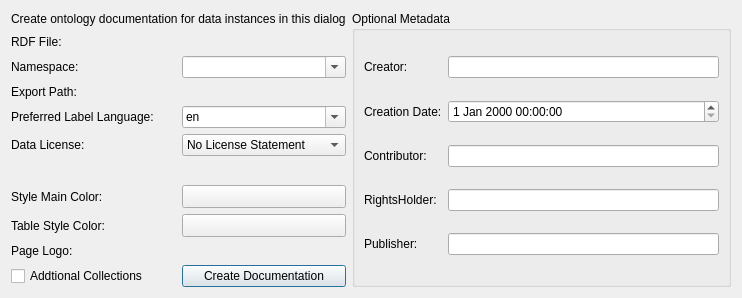
Above: dialogs/ui/ontdocdialog.ui from sparqlunicorn/sparqlunicornGoesGIS before the change. Below: the same form after it.
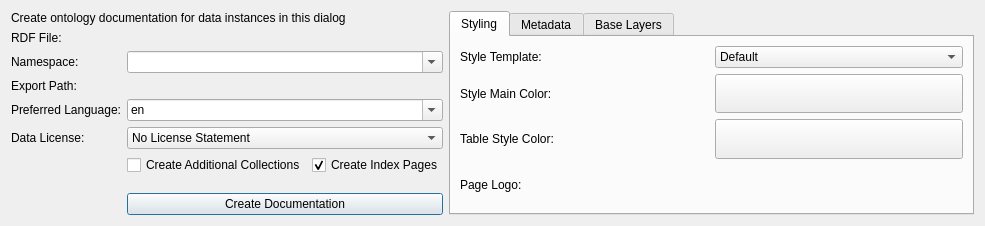
That is the form after the change. Icons and pictures are not drawn. Custom widgets are drawn as their Qt base class.

Commit message: icon updates and choosable layer in html export

```diff
--- a/dialogs/ui/ontdocdialog.ui
+++ b/dialogs/ui/ontdocdialog.ui
@@ -6,8 +6,8 @@
    <rect>
     <x>0</x>
     <y>0</y>
-    <width>742</width>
-    <height>298</height>
+    <width>985</width>
+    <height>216</height>
    </rect>
   </property>
   <property name="windowTitle">
@@ -18,52 +18,17 @@
     <normaloff>:/icons/resources/icons/ontdoc.png</normaloff>:/icons/resources/icons/ontdoc.png</iconset>
   </property>
   <layout class="QGridLayout" name="gridLayout">
-   <item row="1" column="1">
-    <widget class="QgsFileWidget" name="inputRDFFileWidget"/>
-   </item>
-   <item row="10" column="1">
-    <widget class="QPushButton" name="createDocumentationButton">
-     <property name="text">
-      <string>Create Documentation</string>
-     </property>
-    </widget>
-   </item>
-   <item row="3" column="0">
-    <widget class="QLabel" name="label_3">
-     <property name="toolTip">
-      <string>Choose a folder to export the HTML documentation to</string>
-     </property>
-     <property name="text">
-      <string>Export Path:</string>
-     </property>
-    </widget>
-   </item>
-   <item row="7" column="0">
-    <widget class="QLabel" name="label_11">
-     <property name="text">
-      <string>Style Main Color:</string>
-     </property>
-    </widget>
-   </item>
-   <item row="4" column="1">
-    <widget class="QComboBox" name="preferredLabelLangCBox">
-     <property name="toolTip">
-      <string>Choose the preferred label language to highlight in the HTML export</string>
-     </property>
+   <item row="3" column="1">
+    <widget class="QComboBox" name="namespaceCBox">
      <property name="editable">
       <bool>true</bool>
      </property>
      <property name="insertPolicy">
       <enum>QComboBox::NoInsert</enum>
      </property>
-     <item>
-      <property name="text">
-       <string>en</string>
-      </property>
-     </item>
     </widget>
    </item>
-   <item row="1" column="0">
+   <item row="2" column="0">
     <widget class="QLabel" name="label">
      <property name="toolTip">
       <string>Choose an RDF file to analyze</string>
@@ -77,6 +42,31 @@
     </widget>
    </item>
    <item row="5" column="1">
+    <widget class="QComboBox" name="preferredLabelLangCBox">
+     <property name="toolTip">
+      <string>Choose the preferred label language to highlight in the HTML export</string>
+     </property>
+     <property name="editable">
+      <bool>true</bool>
+     </property>
+     <property name="insertPolicy">
+      <enum>QComboBox::NoInsert</enum>
+     </property>
+     <item>
+      <property name="text">
+       <string>en</string>
+      </property>
+     </item>
+    </widget>
+   </item>
+   <item row="1" column="0" colspan="2">
+    <widget class="QLabel" name="label_4">
+     <property name="text">
+      <string>Create ontology documentation for data instances in this dialog</string>
+     </property>
+    </widget>
+   </item>
+   <item row="6" column="1">
     <widget class="QComboBox" name="licenseCBox">
      <item>
       <property name="text">
@@ -125,14 +115,17 @@
      </item>
     </widget>
    </item>
-   <item row="3" column="1">
-    <widget class="QgsFileWidget" name="outFolderWidget">
-     <property name="storageMode">
-      <enum>QgsFileWidget::GetDirectory</enum>
+   <item row="6" column="0">
+    <widget class="QLabel" name="label_10">
+     <property name="toolTip">
+      <string>Choose a data license statement for your data</string>
+     </property>
+     <property name="text">
+      <string>Data License:</string>
      </property>
     </widget>
    </item>
-   <item row="2" column="0">
+   <item row="3" column="0">
     <widget class="QLabel" name="label_2">
      <property name="toolTip">
       <string>Choose the data namespace to export to HTML</string>
@@ -142,31 +135,52 @@
      </property>
     </widget>
    </item>
-   <item row="8" column="1">
-    <widget class="QgsColorButton" name="titleColorSelector">
-     <property name="sizePolicy">
-      <sizepolicy hsizetype="Preferred" vsizetype="Preferred">
-       <horstretch>0</horstretch>
-       <verstretch>0</verstretch>
-      </sizepolicy>
+   <item row="4" column="1">
+    <widget class="QgsFileWidget" name="outFolderWidget">
+     <property name="storageMode">
+      <enum>QgsFileWidget::GetDirectory</enum>
      </property>
-     <property name="color">
-      <color>
-       <red>192</red>
-       <green>226</green>
-       <blue>192</blue>
-      </color>
+    </widget>
+   </item>
+   <item row="5" column="0">
+    <widget class="QLabel" name="preferredLabelLangLabel">
+     <property name="text">
+      <string>Preferred Language:</string>
      </property>
     </widget>
    </item>
-   <item row="4" column="0">
-    <widget class="QLabel" name="label_5">
+   <item row="10" column="1">
+    <widget class="QPushButton" name="createDocumentationButton">
      <property name="text">
-      <string>Preferred Label Language:</string>
+      <string>Create Documentation</string>
      </property>
     </widget>
    </item>
-   <item row="7" column="1">
+   <item row="1" column="2" rowspan="10">
+    <widget class="QTabWidget" name="tabWidget">
+     <property name="currentIndex">
+      <number>0</number>
+     </property>
+     <widget class="QWidget" name="stylingTab">
+      <attribute name="title">
+       <string>Styling</string>
+      </attribute>
+      <layout class="QGridLayout" name="gridLayout_3">
+       <item row="2" column="0">
+        <widget class="QLabel" name="tableStyleColorLabel">
+         <property name="text">
+          <string>Table Style Color:</string>
+         </property>
+        </widget>
+       </item>
+       <item row="1" column="0">
+        <widget class="QLabel" name="styleMainColorLabel">
+         <property name="text">
+          <string>Style Main Color:</string>
+         </property>
+        </widget>
+       </item>
+       <item row="1" column="1">
     <widget class="QgsColorButton" name="mainColorSelector">
      <property name="sizePolicy">
       <sizepolicy hsizetype="Preferred" vsizetype="Preferred">
@@ -183,115 +197,167 @@
      </property>
     </widget>
    </item>
-   <item row="0" column="0" colspan="2">
-    <widget class="QLabel" name="label_4">
+       <item row="3" column="0">
+        <widget class="QLabel" name="pageLogoLabel">
      <property name="text">
-      <string>Create ontology documentation for data instances in this dialog</string>
+          <string>Page Logo:</string>
      </property>
     </widget>
    </item>
-   <item row="0" column="2" rowspan="11">
-    <widget class="QGroupBox" name="groupBox">
-     <property name="title">
-      <string>Optional Metadata</string>
-     </property>
-     <layout class="QGridLayout" name="gridLayout_2">
       <item row="2" column="1">
-       <widget class="QLineEdit" name="contributorEdit"/>
+        <widget class="QgsColorButton" name="titleColorSelector">
+         <property name="sizePolicy">
+          <sizepolicy hsizetype="Preferred" vsizetype="Preferred">
+           <horstretch>0</horstretch>
+           <verstretch>0</verstretch>
+          </sizepolicy>
+         </property>
+         <property name="color">
+          <color>
+           <red>192</red>
+           <green>226</green>
+           <blue>192</blue>
+          </color>
+         </property>
+        </widget>
+       </item>
+       <item row="3" column="1">
+        <widget class="QgsFileWidget" name="logoFileWidget"/>
       </item>
       <item row="0" column="0">
+        <widget class="QLabel" name="styleTemplateLabel">
+         <property name="text">
+          <string>Style Template:</string>
+         </property>
+        </widget>
+       </item>
+       <item row="0" column="1">
+        <widget class="QComboBox" name="styleTemplateCBox">
+         <item>
+          <property name="text">
+           <string>Default</string>
+          </property>
+         </item>
+        </widget>
+       </item>
+      </layout>
+     </widget>
+     <widget class="QWidget" name="metadataTab">
+      <attribute name="title">
+       <string>Metadata</string>
+      </attribute>
+      <layout class="QGridLayout" name="gridLayout_5">
+       <item row="2" column="1">
+        <widget class="QgsDateTimeEdit" name="mDateTimeEdit"/>
+       </item>
+       <item row="3" column="1">
+        <widget class="QLineEdit" name="contributorEdit"/>
+       </item>
+       <item row="1" column="1">
+        <widget class="QLineEdit" name="creatorLineEdit"/>
+       </item>
+       <item row="2" column="0">
+        <widget class="QLabel" name="creationDateLabel">
+         <property name="text">
+          <string>Creation Date:</string>
+         </property>
+        </widget>
+       </item>
+       <item row="4" column="1">
+        <widget class="QLineEdit" name="rightsHolderEdit"/>
+       </item>
+       <item row="5" column="0">
+        <widget class="QLabel" name="publisherLabel">
+         <property name="text">
+          <string>Publisher:</string>
+         </property>
+        </widget>
+       </item>
+       <item row="1" column="0">
        <widget class="QLabel" name="creatorLabel">
         <property name="text">
          <string>Creator:</string>
         </property>
        </widget>
       </item>
-      <item row="3" column="1">
-       <widget class="QLineEdit" name="rightsHolderEdit"/>
-      </item>
-      <item row="3" column="0">
-       <widget class="QLabel" name="label_7">
+       <item row="4" column="0">
+        <widget class="QLabel" name="rightsHolderLabel">
         <property name="text">
          <string>RightsHolder:</string>
         </property>
        </widget>
       </item>
-      <item row="1" column="0">
-       <widget class="QLabel" name="label_6">
-        <property name="text">
-         <string>Creation Date:</string>
-        </property>
-       </widget>
-      </item>
-      <item row="0" column="1">
-       <widget class="QLineEdit" name="creatorLineEdit"/>
-      </item>
-      <item row="1" column="1">
-       <widget class="QgsDateTimeEdit" name="mDateTimeEdit"/>
-      </item>
-      <item row="2" column="0">
-       <widget class="QLabel" name="label_8">
+       <item row="3" column="0">
+        <widget class="QLabel" name="contributorLabel">
         <property name="text">
          <string>Contributor:</string>
         </property>
        </widget>
       </item>
-      <item row="4" column="0">
-       <widget class="QLabel" name="label_9">
-        <property name="text">
-         <string>Publisher:</string>
-        </property>
-       </widget>
-      </item>
-      <item row="4" column="1">
+       <item row="5" column="1">
        <widget class="QLineEdit" name="lineEdit"/>
       </item>
      </layout>
     </widget>
-   </item>
-   <item row="5" column="0">
-    <widget class="QLabel" name="label_10">
+     <widget class="QWidget" name="baseLayerTab">
+      <attribute name="title">
+       <string>Base Layers</string>
+      </attribute>
+      <layout class="QGridLayout" name="gridLayout_4">
+       <item row="1" column="1">
+        <widget class="QPushButton" name="addbaseLayerButton">
+         <property name="text">
+          <string>Add BaseLayer</string>
+         </property>
+        </widget>
+       </item>
+       <item row="0" column="0" colspan="2">
+        <widget class="QListView" name="baseLayerListView">
+         <property name="dragDropMode">
+          <enum>QAbstractItemView::InternalMove</enum>
+         </property>
+         <property name="wordWrap">
+          <bool>true</bool>
+         </property>
+        </widget>
+       </item>
+      </layout>
+     </widget>
+    </widget>
+   </item>
+   <item row="4" column="0">
+    <widget class="QLabel" name="label_3">
      <property name="toolTip">
       <string>Choose a data license statement for your data</string>
      </property>
      <property name="text">
-      <string>Data License:</string>
+      <string>Export Path:</string>
      </property>
     </widget>
    </item>
    <item row="2" column="1">
-    <widget class="QComboBox" name="namespaceCBox">
-     <property name="editable">
-      <bool>true</bool>
-     </property>
-     <property name="insertPolicy">
-      <enum>QComboBox::NoInsert</enum>
-     </property>
-    </widget>
+    <widget class="QgsFileWidget" name="inputRDFFileWidget"/>
    </item>
-   <item row="8" column="0">
-    <widget class="QLabel" name="label_12">
-     <property name="text">
-      <string>Table Style Color:</string>
-     </property>
-    </widget>
-   </item>
-   <item row="9" column="1">
-    <widget class="QgsFileWidget" name="logoFileWidget"/>
-   </item>
-   <item row="9" column="0">
-    <widget class="QLabel" name="label_13">
-     <property name="text">
-      <string>Page Logo:</string>
-     </property>
-    </widget>
-   </item>
-   <item row="10" column="0">
+   <item row="7" column="1">
+    <layout class="QHBoxLayout" name="horizontalLayout">
+     <item>
     <widget class="QCheckBox" name="additionalCollections">
      <property name="text">
-      <string>Addtional Collections</string>
-     </property>
-    </widget>
+        <string>Create Additional Collections</string>
+       </property>
+      </widget>
+     </item>
+     <item>
+      <widget class="QCheckBox" name="createIndexPages">
+       <property name="text">
+        <string>Create Index Pages</string>
+       </property>
+       <property name="checked">
+        <bool>true</bool>
+       </property>
+      </widget>
+     </item>
+    </layout>
    </item>
   </layout>
  </widget>
```
Left out of the diff: 2 changed lines with no effect on the pictures. Lines whose indentation alone changed are shown as unchanged. The commit also changes 12 other files.
